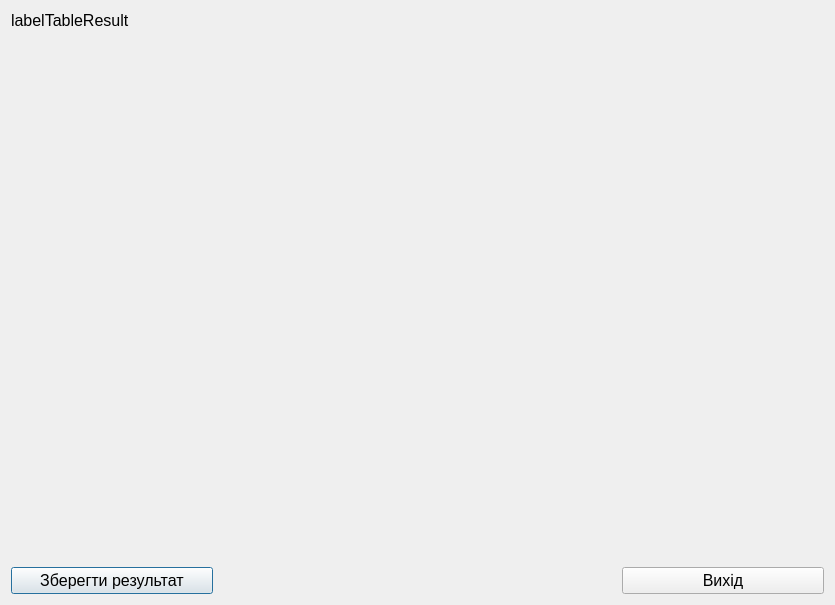
The window that dialogtableresult.ui (k1981ua/GemobudPich) describes before a commit, drawn with Qt 5.
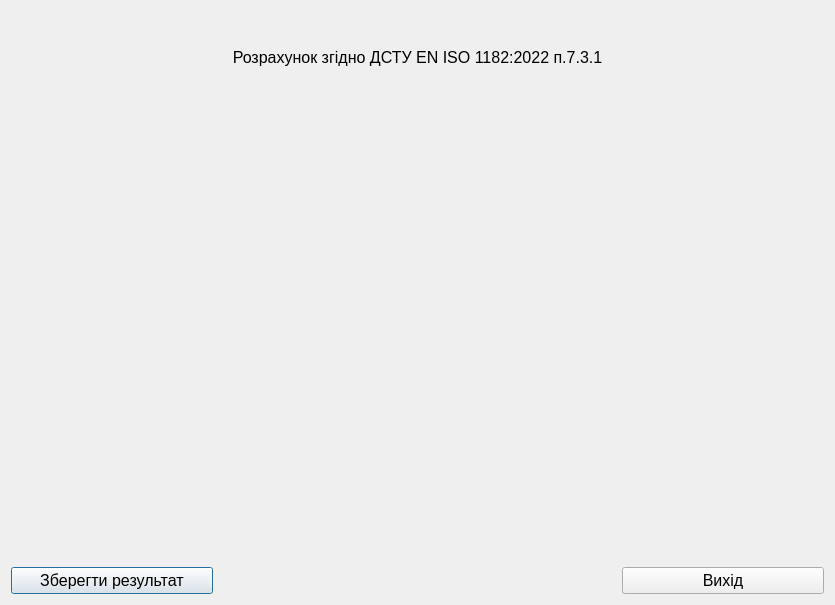
The same window after the commit. Icons and pictures are not drawn.

Commit message: add calibration table calc and save in .odt

What changed in the file:
```diff
--- a/dialogtableresult.ui
+++ b/dialogtableresult.ui
@@ -22,7 +22,7 @@
    <item>
     <widget class="QLabel" name="labelTableResult">
      <property name="text">
-      <string>labelTableResult</string>
+      <string>&lt;br&gt;&lt;center&gt;Розрахунок згідно ДСТУ EN ISO 1182:2022 п.7.3.1&lt;/center&gt;</string>
      </property>
      <property name="alignment">
       <set>Qt::AlignLeading|Qt::AlignLeft|Qt::AlignTop</set>
```
The commit also changes 8 other files.
